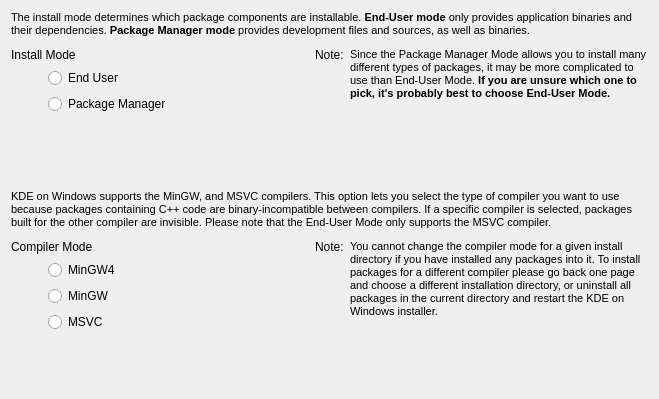
Qt form gui/usercompilermodepage.ui (KDE/kdewin-installer) before a commit.
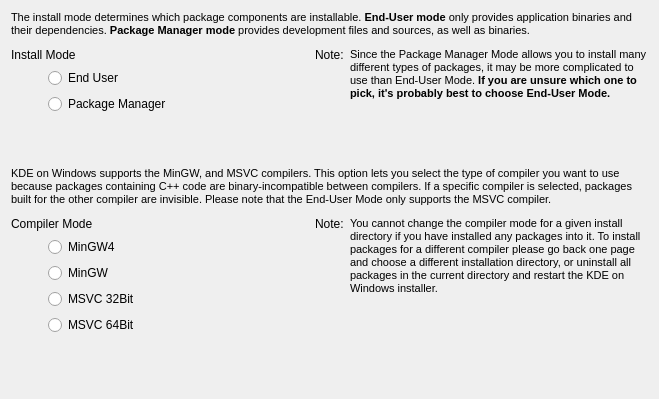
The same form after that commit.

What changed in the file:
```diff
--- a/gui/usercompilermodepage.ui
+++ b/gui/usercompilermodepage.ui
@@ -270,10 +270,17 @@
          <item>
           <widget class="QRadioButton" name="compilerMSVC">
            <property name="text">
-            <string>MSVC</string>
+            <string>MSVC 32Bit</string>
            </property>
           </widget>
          </item>
+         <item>
+          <widget class="QRadioButton" name="compilerMSVCX64">
+           <property name="text">
+            <string>MSVC 64Bit</string>
+           </property>
+          </widget>
+        </item>
         </layout>
        </item>
        <item row="1" column="4">
```
